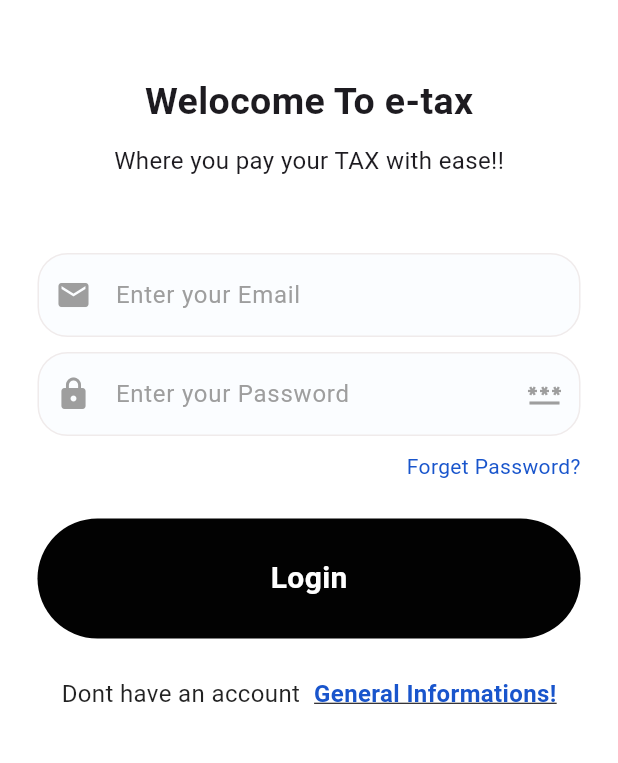
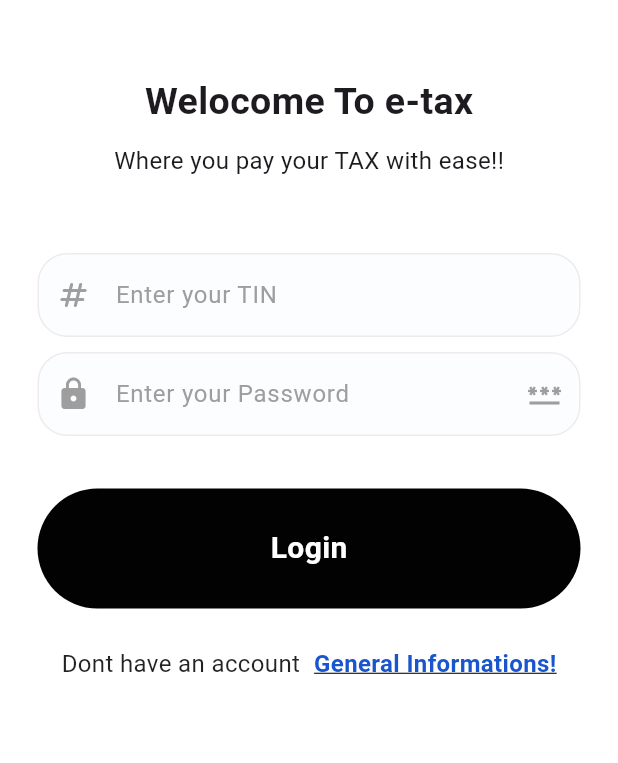
Before and after one commit to Eduthalia/Et-Tax--Yanosats, a Flutter app: the screen it shows after launch, on a phone screen of 412 x 824 dp, the part 350-1113 px from its top. Run offline on Flutter 3.47's test engine with Material 3 defaults, Android fonts, the phone set to English and light mode, and no system bars; our stand-ins replace cloud_firestore, firebase_auth, firebase_core, google_fonts; accounts and stored records are empty.

Commit message:
day 2 commit#2

```diff
--- a/ettax/lib/pages/add_customer.dart
+++ b/ettax/lib/pages/add_customer.dart
@@ -25,7 +25,8 @@ class _AddCustomerState extends State<AddCustomer> {
             icon: const Icon(Icons.arrow_back_ios)),
         title: const Text("Adding Customer..."),
       ),
-      body: Column(
+      body: SingleChildScrollView(
+        child: Column(
           crossAxisAlignment: CrossAxisAlignment.start,
           children: [
             Padding(
@@ -121,6 +122,7 @@ class _AddCustomerState extends State<AddCustomer> {
                     )))
           ],
         ),
+      ),
     );
   }
 }
--- a/ettax/lib/pages/login.dart
+++ b/ettax/lib/pages/login.dart
@@ -67,10 +67,10 @@ class _LoginState extends State<Login> {
                   ),
                   //input fields 1
                   MyTextField(
-                    hintText: "Enter your Email",
+                    hintText: "Enter your TIN",
                     controllers: emailcontroller,
                     obscureText: false,
-                    leftIcon: Icons.mail,
+                    leftIcon: Icons.numbers_rounded,
                     iconColor: Colors.grey,
                   ),
                   const SizedBox(
@@ -87,14 +87,6 @@ class _LoginState extends State<Login> {
                   ),
                   const SizedBox(
                     height: 10,
-                  ),
-                  const Row(
-                    mainAxisAlignment: MainAxisAlignment.end,
-                    children: [
-                      Text("Forget Password?", style: TextStyle(
-                        color: Color.fromARGB(255, 25, 85, 204),
-                      ),),
-                    ],
                   ),
                   const SizedBox(
                     height: 25,
```
Also changed, not shown: 1 other file. Lines whose indentation alone changed are shown as unchanged.
